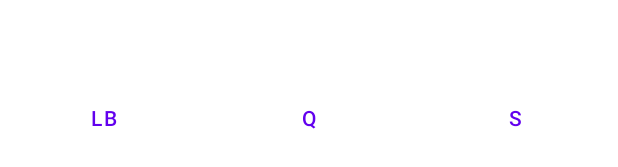
After one commit to catherinepaopao/the-grind, an Android app: the layout switch_buttons.xml on its own in the app's theme, with its tools: preview values and no code run, on a phone screen of 412 x 824 dp. The commit adds this screen. Shown: the part 1066-1233 px from the top of the screen. Run offline under Robolectric (Android 15) with nearby library versions, the light colour scheme and no system bars.

Commit message:
added tabs/pages

```diff
--- a/app/src/main/AndroidManifest.xml
+++ b/app/src/main/AndroidManifest.xml
@@ -19,7 +19,8 @@
             </intent-filter>
         </activity>
 
-        <activity android:name=".QuestionsPage"></activity>
+        <activity android:name=".GamePage"></activity>
+
     </application>
 
 </manifest>
--- /dev/null
+++ b/app/src/main/java/com/idk/thegrind/GameData.java
@@ -0,0 +1,5 @@
+package com.idk.thegrind;
+
+public class GameData {
+    public static int currentPage = 1; // 1 questions, 2 leaderboard, 3 settings
+}
--- a/app/src/main/java/com/idk/thegrind/MainActivity.java
+++ b/app/src/main/java/com/idk/thegrind/MainActivity.java
@@ -39,7 +39,7 @@ public class MainActivity extends AppCompatActivity {
                     instructDialog.setOnDismissListener(new DialogInterface.OnDismissListener() {
                         @Override
                         public void onDismiss(DialogInterface dialogInterface) {
-                            Intent toQuestions = new Intent(getApplicationContext(), QuestionsPage.class);
+                            Intent toQuestions = new Intent(getApplicationContext(), GamePage.class);
                             startActivity(toQuestions);
                         }
                     });
@@ -48,7 +48,7 @@ public class MainActivity extends AppCompatActivity {
                     edit.putBoolean("isNew", true);
                     edit.apply(); // testing purposes
 
-                    Intent toQuestions = new Intent(getApplicationContext(), QuestionsPage.class);
+                    Intent toQuestions = new Intent(getApplicationContext(), GamePage.class);
                     startActivity(toQuestions);
                 }
             }
--- /dev/null
+++ b/app/src/main/res/layout/switch_buttons.xml
@@ -0,0 +1,33 @@
+<?xml version="1.0" encoding="utf-8"?>
+<LinearLayout xmlns:android="http://schemas.android.com/apk/res/android"
+    android:layout_width="match_parent"
+    android:layout_height="match_parent"
+    android:orientation="horizontal"
+    android:weightSum="3"
+    android:gravity="bottom"
+    style="?android:attr/buttonBarStyle">
+
+    <Button
+        android:id="@+id/leaderboard_button"
+        android:layout_width="135dp"
+        android:layout_height="70dp"
+        android:layout_weight="1"
+        android:text="LB"
+        style="?android:attr/buttonBarButtonStyle"/>
+
+    <Button
+        android:id="@+id/question_button"
+        android:layout_width="135dp"
+        android:layout_height="70dp"
+        android:layout_weight="1"
+        android:text="Q"
+        style="?android:attr/buttonBarButtonStyle"/>
+
+    <Button
+        android:id="@+id/settings_button"
+        android:layout_width="135dp"
+        android:layout_height="70dp"
+        android:layout_weight="1"
+        android:text="S"
+        style="?android:attr/buttonBarButtonStyle"/>
+</LinearLayout>
--- a/app/src/main/res/values/strings.xml
+++ b/app/src/main/res/values/strings.xml
@@ -7,4 +7,6 @@
     <string name="instructions_text">insert instructions</string>
     <string name="close">CLOSE</string>
     <string name="daily_qs">Daily Questions</string>
+    <string name="overall_lb">Overall Leaderboards</string>
+    <string name="settings">Settings</string>
 </resources>
```
Also changed, not shown: app/src/main/java/com/idk/thegrind/GamePage.java (added, +64 -0 lines), app/src/main/java/com/idk/thegrind/QuestionsPage.java (deleted, +0 -21 lines), app/src/main/res/layout/game_page.xml (added, +33 -0 lines), app/src/main/res/layout/questions_page.xml (deleted, +0 -64 lines).
